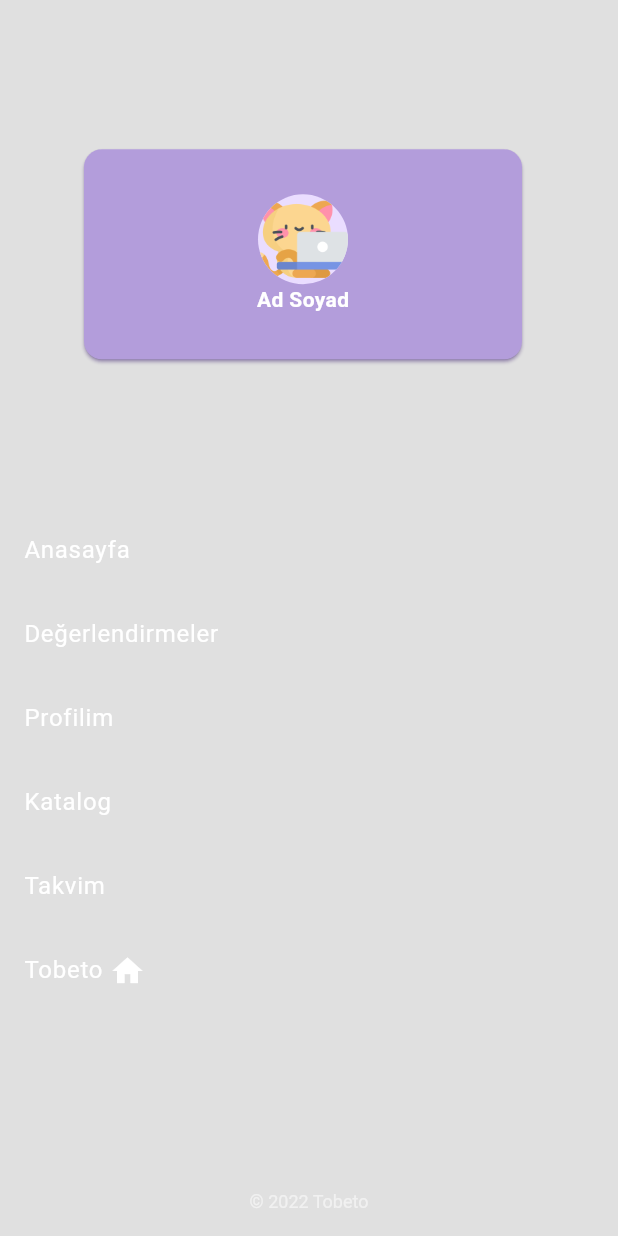
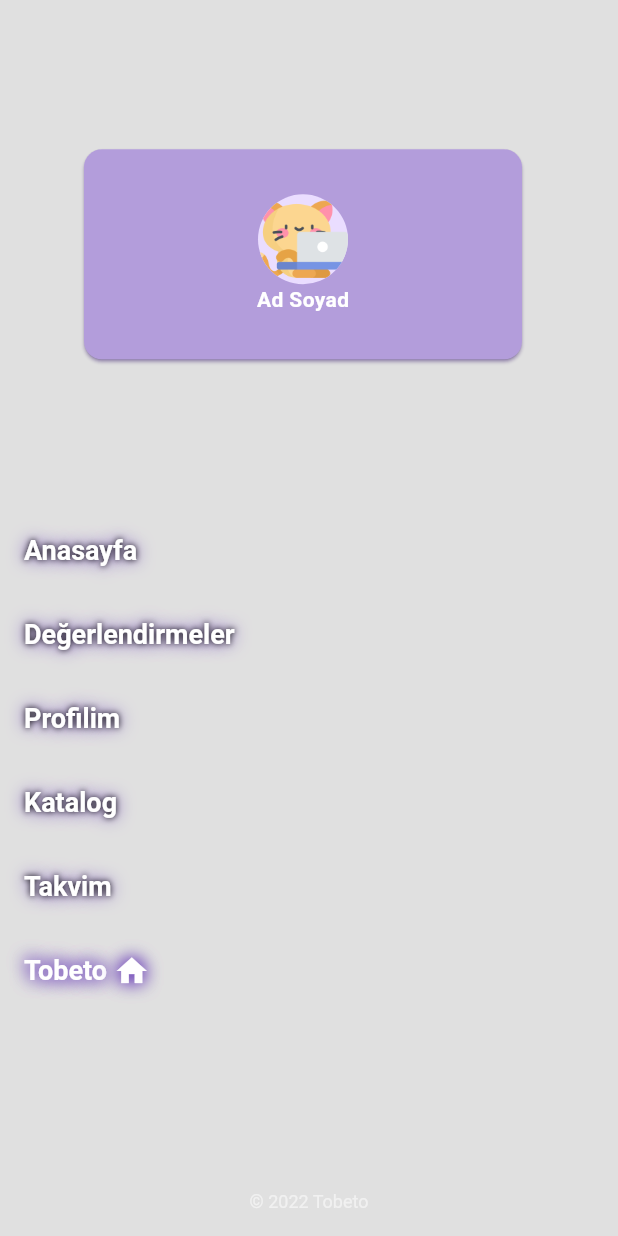
Before and after one commit to balciemirhan/TobetoApp, a Flutter app: the MyDrawer widget shown alone on an empty page, opened directly, on a phone screen of 412 x 824 dp. Run offline on Flutter 3.47's test engine with Material 3 defaults, Android fonts, the phone set to English and light mode, and no system bars; our stand-ins replace concentric_transition, curved_navigation_bar, flutter_advanced_drawer, google_fonts, lottie; network calls fail.

Commit message:
drawer edit

```diff
--- a/tobeto_app/lib/components/drawer/my_drawer.dart
+++ b/tobeto_app/lib/components/drawer/my_drawer.dart
@@ -6,7 +6,6 @@ class MyDrawer extends StatelessWidget {
   @override
   Widget build(BuildContext context) {
     return SafeArea(
-      child: Container(
       child: ListTileTheme(
         textColor: Colors.white,
         iconColor: Colors.white,
@@ -42,34 +41,48 @@ class MyDrawer extends StatelessWidget {
               ),
             ),
             const Spacer(),
-              ListTile(
-                onTap: () {
-                  Navigator.of(context).pushNamed("/home");
-                },
-                title: const Text('Anasayfa'),
+            const MyListTile(
+              title: "Anasayfa",
+              nav: "/home",
             ),
-              ListTile(
-                onTap: () {},
-                title: const Text('Değerlendirmeler'),
+            const MyListTile(
+              title: "Değerlendirmeler",
+              nav: "/home",
             ),
-              ListTile(
-                onTap: () {},
-                title: const Text('Profilim'),
+            const MyListTile(
+              title: "Profilim",
+              nav: "/home",
             ),
-              ListTile(
-                onTap: () {},
-                title: const Text('Katalog'),
+            const MyListTile(
+              title: "Katalog",
+              nav: "/home",
             ),
-              ListTile(
-                onTap: () {},
-                title: const Text('Takvim'),
+            const MyListTile(
+              title: "Takvim",
+              nav: "/home",
             ),
             ListTile(
               onTap: () {},
 
               title: const Row(
-                  children: [Text('Tobeto '), Icon(Icons.home)],
+                children: [
+                  Text('Tobeto '),
+                  Icon(
+                    Icons.home,
+                    shadows: [
+                      Shadow(blurRadius: 15, color: Colors.deepPurple),
+                      Shadow(blurRadius: 15, color: Colors.deepPurple)
+                    ],
+                  )
+                ],
               ),
+              titleTextStyle: const TextStyle(
+                  fontWeight: FontWeight.bold,
+                  fontSize: 18,
+                  shadows: [
+                    Shadow(blurRadius: 15, color: Colors.deepPurple),
+                    Shadow(blurRadius: 15, color: Colors.deepPurple)
+                  ]),
 
               //enableFeedback: false, // tıklama sesini kapatır
             ),
@@ -89,7 +102,31 @@ class MyDrawer extends StatelessWidget {
           ],
         ),
       ),
-      ),
     );
   }
 }
+
+class MyListTile extends StatelessWidget {
+  const MyListTile({
+    super.key,
+    required this.title,
+    required this.nav,
+  });
+  final String title;
+  final String nav;
+
+  @override
+  Widget build(BuildContext context) {
+    return ListTile(
+      onTap: () {
+        Navigator.of(context).pushNamed(nav);
+      },
+      title: Text(title),
+      titleTextStyle:
+          const TextStyle(fontWeight: FontWeight.bold, fontSize: 18, shadows: [
+        Shadow(blurRadius: 15, color: Colors.deepPurple),
+        Shadow(blurRadius: 5, color: Colors.black)
+      ]),
+    );
+  }
+}
--- a/tobeto_app/lib/main.dart
+++ b/tobeto_app/lib/main.dart
@@ -24,7 +24,7 @@ class MyApp extends StatelessWidget {
 
       // --------------------------- ROUTE ---------------------------
 
-      initialRoute: AppRoute.onboard,
+      initialRoute: AppRoute.curved,
       routes: AppRoute.routes,
     );
   }
```
Lines whose indentation alone changed are shown as unchanged.
